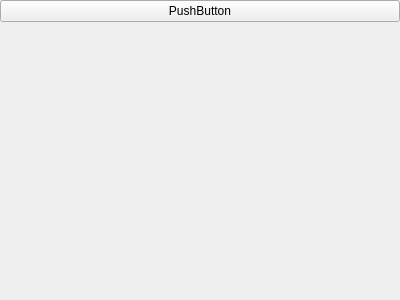
HowCanidothis/DevLib, file WidgetsModule/Widgets/Layouts/widgetsgroupboxlayout.ui: the form before one commit.
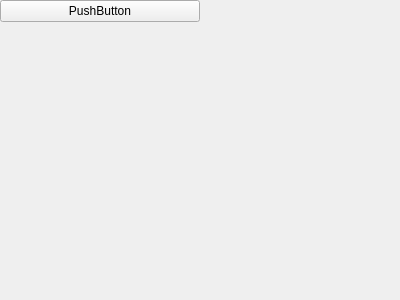
The form after the commit.

Commit message: QWidget -> QFrame

```diff
--- a/WidgetsModule/Widgets/Layouts/widgetsgroupboxlayout.ui
+++ b/WidgetsModule/Widgets/Layouts/widgetsgroupboxlayout.ui
@@ -1,7 +1,7 @@
 <?xml version="1.0" encoding="UTF-8"?>
 <ui version="4.0">
  <class>WidgetsGroupBoxLayout</class>
- <widget class="QWidget" name="WidgetsGroupBoxLayout">
+ <widget class="QFrame" name="WidgetsGroupBoxLayout">
   <property name="geometry">
    <rect>
     <x>0</x>
@@ -17,6 +17,9 @@
    <property name="spacing">
     <number>0</number>
    </property>
+   <property name="sizeConstraint">
+    <enum>QLayout::SetDefaultConstraint</enum>
+   </property>
    <property name="leftMargin">
     <number>0</number>
    </property>
@@ -30,14 +33,35 @@
     <number>0</number>
    </property>
    <item>
-    <widget class="QPushButton" name="pushButton">
-     <property name="text">
-      <string>PushButton</string>
+    <layout class="QHBoxLayout" name="horizontalLayout">
+     <property name="spacing">
+      <number>0</number>
      </property>
-    </widget>
+     <item>
+      <widget class="QPushButton" name="groupBar">
+       <property name="text">
+        <string>PushButton</string>
+       </property>
+      </widget>
+     </item>
+     <item>
+      <widget class="QLabel" name="groupIcon">
+       <property name="text">
+        <string/>
+       </property>
+      </widget>
+     </item>
+    </layout>
    </item>
    <item>
-    <widget class="QWidget" name="widget" native="true"/>
+    <widget class="QWidget" name="widget" native="true">
+     <property name="sizePolicy">
+      <sizepolicy hsizetype="Preferred" vsizetype="Expanding">
+       <horstretch>0</horstretch>
+       <verstretch>0</verstretch>
+      </sizepolicy>
+     </property>
+    </widget>
    </item>
   </layout>
  </widget>
```
The commit also changes 14 other files.
